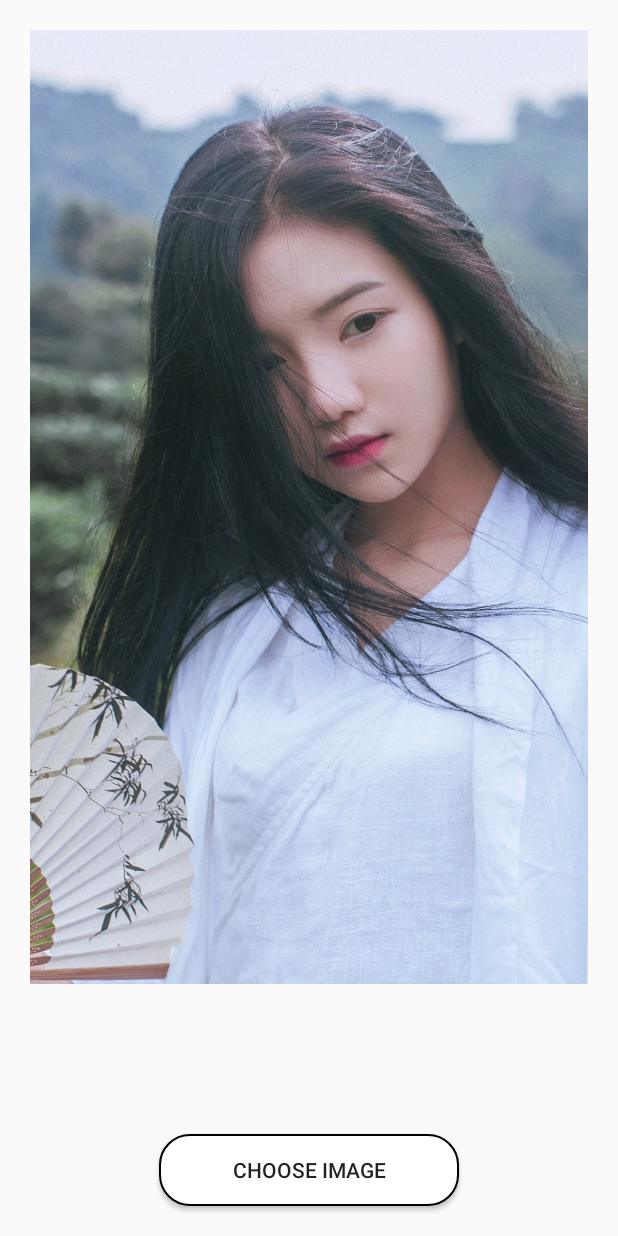
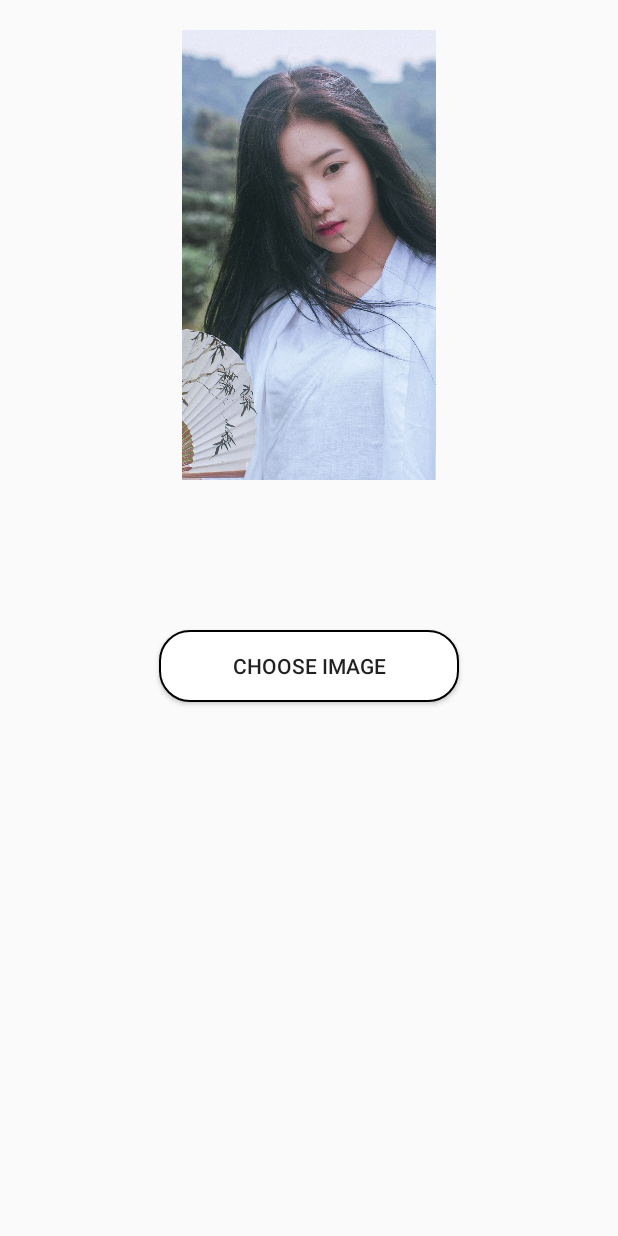
Before and after one commit to sontit1999/DetectFace, an Android app: the screen it shows after launch (MainActivity), on a phone screen of 412 x 824 dp. Run offline under Robolectric (Android 15) with nearby library versions, the phone set to English and light mode, and no system bars.

Commit message:
change size imageview

```diff
--- a/app/src/main/java/com/example/detectface/MainActivity.java
+++ b/app/src/main/java/com/example/detectface/MainActivity.java
@@ -110,9 +110,8 @@ public class MainActivity extends AppCompatActivity {
             }
         }else if(requestCode == CAMERA){
             Bitmap bitmap = (Bitmap) data.getExtras().get("data");
-            if (bitmap != null) {
-                ivStudent.setImageBitmap(bitmap);
-            }
+            ivStudent.setImageBitmap(bitmap);
+
         }
     }
     private void takePhotoFromCamera() {
--- a/app/src/main/res/layout/activity_main.xml
+++ b/app/src/main/res/layout/activity_main.xml
@@ -9,16 +9,14 @@
 
     <ImageView
         android:id="@+id/iv_student"
-        android:scaleType="fitXY"
         android:layout_marginTop="20dp"
         android:layout_gravity="center_horizontal"
         android:layout_centerInParent="true"
         android:src="@drawable/gaixinh"
-        android:layout_weight="2"
         android:layout_marginHorizontal="20dp"
         android:layout_marginBottom="50dp"
-        android:layout_width="fill_parent"
-        android:layout_height="fill_parent"></ImageView>
+        android:layout_width="match_parent"
+        android:layout_height="300dp"></ImageView>
 
     <Button
         android:id="@+id/btn_ok"
```
